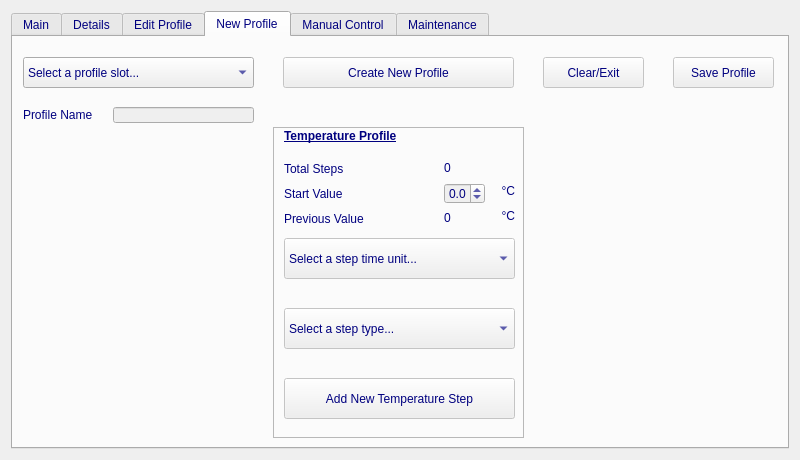
This is mainwindow.ui in gokselsahin/inDetail as Qt 5 draws it before an edit. The edited form follows.
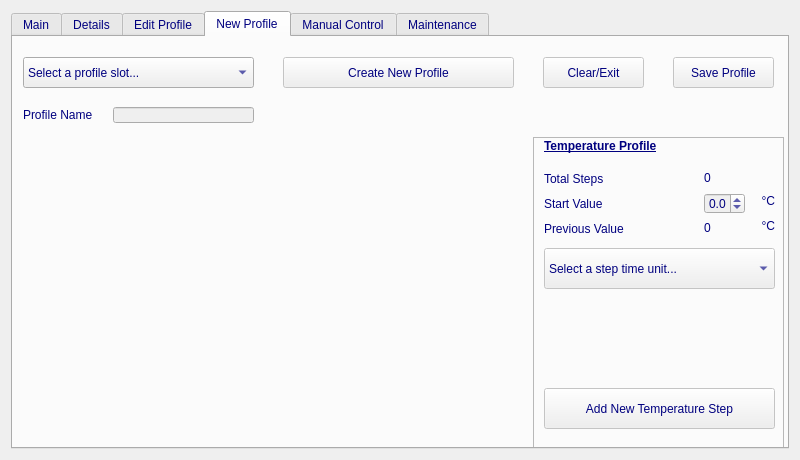
This is the edited form. The open tabs and pages were chosen to show the change. Icons and pictures are not drawn. Custom widgets are drawn as their Qt base class.

Commit message:
Profil Tanımlama Ekranı Değişiklikleri
Profil Tanımlama Ekranı ile ilgili görsel iyileştirme yapıldı.

What changed in the file:
```diff
--- a/mainwindow.ui
+++ b/mainwindow.ui
@@ -2470,8 +2470,8 @@
        <widget class="QStackedWidget" name="tWidget">
         <property name="geometry">
          <rect>
-          <x>260</x>
-          <y>90</y>
+          <x>520</x>
+          <y>100</y>
           <width>251</width>
           <height>311</height>
          </rect>
@@ -2624,29 +2624,6 @@
            </property>
           </item>
          </widget>
-         <widget class="QComboBox" name="cbTSelectSType">
-          <property name="enabled">
-           <bool>false</bool>
-          </property>
-          <property name="geometry">
-           <rect>
-            <x>10</x>
-            <y>180</y>
-            <width>231</width>
-            <height>41</height>
-           </rect>
-          </property>
-          <item>
-           <property name="text">
-            <string>Select a step type...</string>
-           </property>
-          </item>
-          <item>
-           <property name="text">
-            <string>Linear</string>
-           </property>
-          </item>
-         </widget>
          <widget class="QLabel" name="label_58">
           <property name="geometry">
            <rect>
@@ -3134,9 +3111,9 @@
         <property name="geometry">
          <rect>
           <x>10</x>
-          <y>140</y>
-          <width>231</width>
-          <height>181</height>
+          <y>100</y>
+          <width>501</width>
+          <height>311</height>
          </rect>
         </property>
        </widget>
```
Left out of the diff: 4 changed lines with no effect on the pictures. The commit also changes 1 other file.
